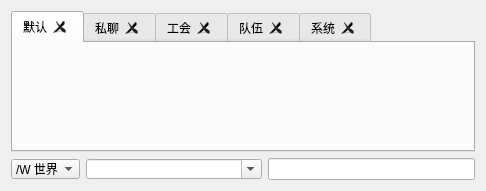
AngryPowman/Coeus, file src/coeus/coeus_client_qt/game_chat_widget.ui: the form before one commit.
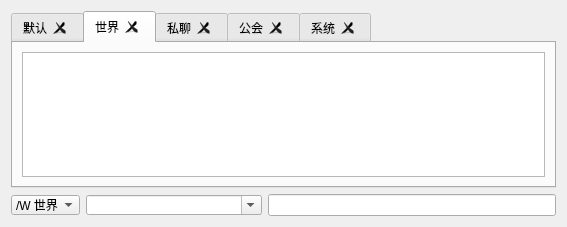
The form after the commit. The open tabs and pages were chosen to show the change.

Commit message: Cut out the unimportant details of GameMain()

Diff of the .ui file:
```diff
--- a/src/coeus/coeus_client_qt/game_chat_widget.ui
+++ b/src/coeus/coeus_client_qt/game_chat_widget.ui
@@ -9,8 +9,8 @@
    <rect>
     <x>0</x>
     <y>0</y>
-    <width>486</width>
-    <height>191</height>
+    <width>567</width>
+    <height>227</height>
    </rect>
   </property>
   <property name="sizePolicy">
@@ -50,7 +50,21 @@
       <attribute name="title">
        <string>默认</string>
       </attribute>
-      <layout class="QHBoxLayout" name="horizontalLayout"/>
+      <layout class="QHBoxLayout" name="horizontalLayout">
+       <item>
+        <widget class="QTextBrowser" name="txtDefaultChat"/>
+       </item>
+      </layout>
+     </widget>
+     <widget class="QWidget" name="">
+      <attribute name="title">
+       <string>世界</string>
+      </attribute>
+      <layout class="QHBoxLayout" name="horizontalLayout_2">
+       <item>
+        <widget class="QTextBrowser" name="txtWorldChat"/>
+       </item>
+      </layout>
      </widget>
      <widget class="QWidget" name="tab_3">
       <attribute name="title">
@@ -59,12 +73,7 @@
      </widget>
      <widget class="QWidget" name="widget">
       <attribute name="title">
-       <string>工会</string>
-      </attribute>
-     </widget>
-     <widget class="QWidget" name="tab_2">
-      <attribute name="title">
-       <string>队伍</string>
+       <string>公会</string>
       </attribute>
      </widget>
      <widget class="QWidget" name="tab_4">
```
Left out of the diff: 7 changed lines with no effect on the pictures. The commit also changes 28 other files.
